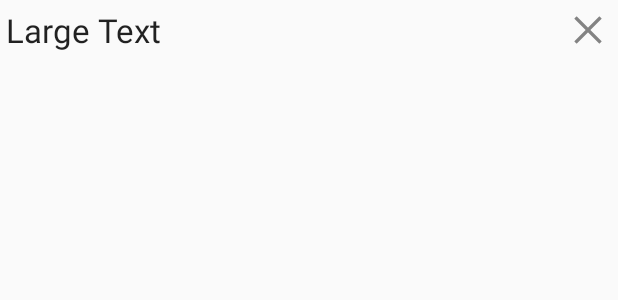
After one commit to meganoob1337/DIY-Hangover2, an Android app: the layout listitem_user.xml on its own in the app's theme, with its tools: preview values and no code run, on a phone screen of 412 x 824 dp. The commit adds this screen. Shown: the top 300 px of the screen. Run offline under Robolectric (Android 15) with nearby library versions, the phone set to English and light mode, and no system bars.

Commit message:
delete users

```diff
--- a/DIY-Hangover/build.gradle
+++ b/DIY-Hangover/build.gradle
@@ -23,5 +23,5 @@ android {
 }
 
 dependencies {
-	compile 'com.android.support:appcompat-v7:18.0.0'
+	compile 'com.android.support:appcompat-v7:18.0.+'
 }
--- a/DIY-Hangover/src/main/AndroidManifest.xml
+++ b/DIY-Hangover/src/main/AndroidManifest.xml
@@ -29,10 +29,6 @@
             android:configChanges="orientation|keyboardHidden|screenSize"
             android:label="@string/title_activity_game" >
         </activity>
-        <activity
-            android:name=".TooltipActivity"
-            android:label="@string/title_activity_tooltip" >
-        </activity>
     </application>
 
 </manifest>
--- /dev/null
+++ b/DIY-Hangover/src/main/res/layout/listitem_user.xml
@@ -0,0 +1,27 @@
+<?xml version="1.0" encoding="utf-8"?>
+
+<RelativeLayout xmlns:android="http://schemas.android.com/apk/res/android"
+    android:layout_width="match_parent"
+    android:layout_height="match_parent"
+    android:padding="4dp">
+
+    <TextView
+        android:layout_width="wrap_content"
+        android:layout_height="wrap_content"
+        android:textAppearance="?android:attr/textAppearanceLarge"
+        android:text="Large Text"
+        android:id="@+id/tv_user"
+        android:layout_alignParentTop="true"
+        android:layout_alignParentLeft="true"
+        android:layout_alignBottom="@+id/btn_delete"
+        android:gravity="center_vertical" />
+
+    <ImageView
+        android:layout_width="wrap_content"
+        android:layout_height="wrap_content"
+        android:src="@drawable/ic_action_remove"
+        android:id="@+id/btn_delete"
+        android:layout_alignParentTop="true"
+        android:layout_alignParentRight="true" />
+
+</RelativeLayout>
--- a/DIY-Hangover/src/main/res/values/strings.xml
+++ b/DIY-Hangover/src/main/res/values/strings.xml
@@ -6,5 +6,5 @@
     <string name="action_settings">Settings</string>
     <string name="title_activity_game">DIY-Hangover</string>
     <string name="title_activity_tooltip">Beschreibung</string>
-
+    <string name="error_no_name">kein Namen eingeben</string>
 </resources>
```
Also changed, not shown: DIY-Hangover/src/main/java/de/arnefeil/diyhangover/MainActivity.java (+12 -14 lines), DIY-Hangover/src/main/java/de/arnefeil/diyhangover/UserListAdapter.java (added, +67 -0 lines), DIY-Hangover/src/main/res/layout/activity_main.xml (+11 -10 lines), DIY-Hangover/src/main/res/layout/activity_tooltip.xml (deleted, +0 -16 lines), DIY-Hangover/src/main/res/values/actions.xml (deleted, +0 -45 lines), DIY-Hangover/src/main/res/drawable-hdpi/ic_action_remove.png (added), DIY-Hangover/src/main/res/drawable-mdpi/ic_action_remove.png (added), DIY-Hangover/src/main/res/drawable-xhdpi/ic_action_remove.png (added), DIY-Hangover/src/main/res/drawable-xxhdpi/ic_action_remove.png (added).
